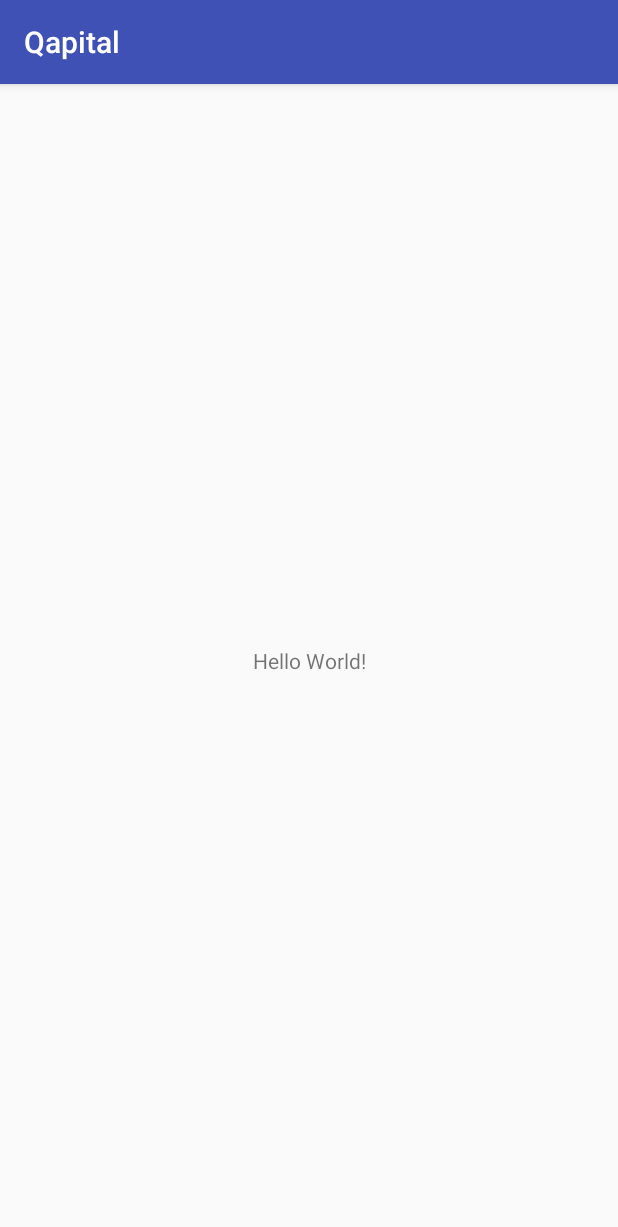
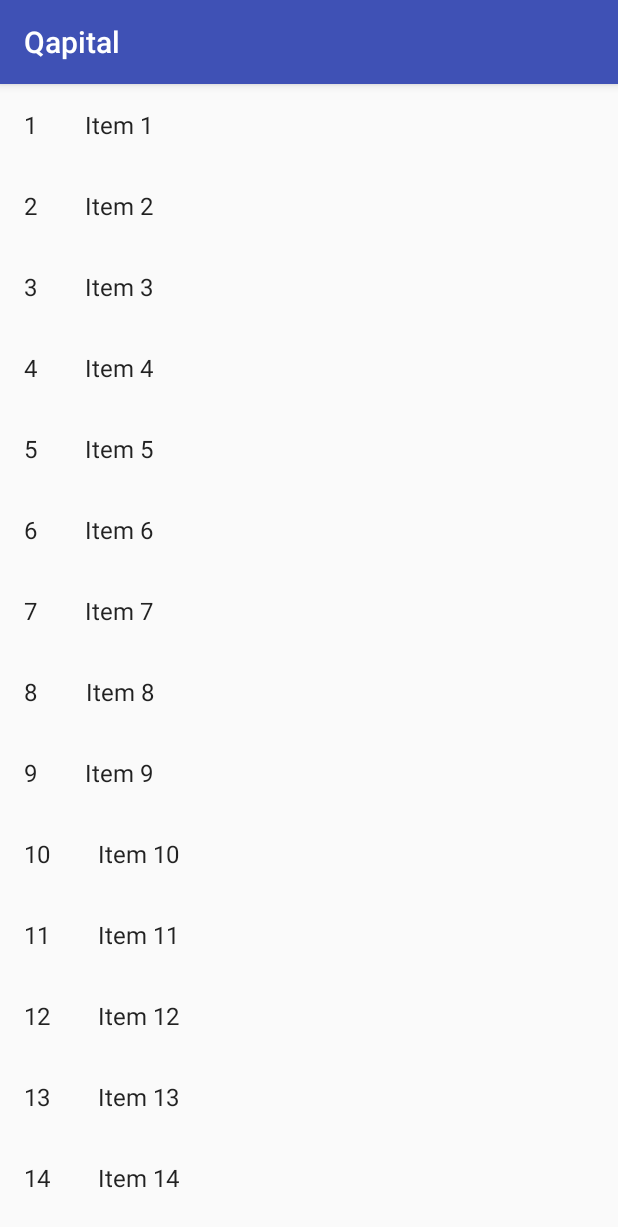
Before and after one commit to peterhanzen/qapital-android-test, an Android app: the screen it shows after launch (MainActivity), on a phone screen of 412 x 824 dp. Shown: the top 1227 px of the screen. Run offline under Robolectric (Android 15) with nearby library versions, the phone set to English and light mode, and no system bars; our stand-ins replace Timber; libraries missing offline, so code that uses them is left out: com.facebook.stetho; 16 statements that could not run were skipped.

Commit message:
WIP: dummy list fragment

```diff
--- a/Qapital/QapitalApp/build.gradle
+++ b/Qapital/QapitalApp/build.gradle
@@ -23,6 +23,8 @@ dependencies {
     implementation fileTree(dir: 'libs', include: ['*.jar'])
     implementation 'com.android.support:appcompat-v7:26.1.0'
     implementation 'com.android.support.constraint:constraint-layout:1.0.2'
+    implementation 'com.android.support:support-v4:26.1.0'
+    implementation 'com.android.support:recyclerview-v7:26.1.0'
     testImplementation 'junit:junit:4.12'
     androidTestImplementation 'com.android.support.test:runner:1.0.1'
     androidTestImplementation 'com.android.support.test.espresso:espresso-core:3.0.1'
--- a/Qapital/QapitalApp/src/main/java/com/pha/qapital/MainActivity.java
+++ b/Qapital/QapitalApp/src/main/java/com/pha/qapital/MainActivity.java
@@ -7,6 +7,8 @@ import com.pha.qapital.network.QapAPICallback;
 import com.pha.qapital.network.QapAPIError;
 import com.pha.qapital.network.QapNetworkManager;
 import com.pha.qapital.network.models.wrappers.QapSavingsGoalsWrapper;
+import com.pha.qapital.ui.ItemFragment;
+import com.pha.qapital.ui.dummy.DummyContent;
 
 import timber.log.Timber;
 
@@ -14,7 +16,7 @@ import timber.log.Timber;
  * Created by pha on 2017-12-02.
  */
 
-public class MainActivity extends AppCompatActivity {
+public class MainActivity extends AppCompatActivity implements ItemFragment.OnListFragmentInteractionListener {
 
     @Override
     protected void onCreate(Bundle savedInstanceState) {
@@ -37,6 +39,10 @@ public class MainActivity extends AppCompatActivity {
                 Timber.d("onFailure");
             }
         });
-        Timber.d("WTF");
+    }
+
+    @Override
+    public void onListFragmentInteraction(DummyContent.DummyItem item) {
+
     }
 }
--- /dev/null
+++ b/Qapital/QapitalApp/src/main/java/com/pha/qapital/ui/ItemFragment.java
@@ -0,0 +1,108 @@
+package com.pha.qapital.ui;
+
+import android.content.Context;
+import android.os.Bundle;
+import android.support.v4.app.Fragment;
+import android.support.v7.widget.GridLayoutManager;
+import android.support.v7.widget.LinearLayoutManager;
+import android.support.v7.widget.RecyclerView;
+import android.view.LayoutInflater;
+import android.view.View;
+import android.view.ViewGroup;
+
+import com.pha.qapital.R;
+import com.pha.qapital.ui.dummy.DummyContent;
+import com.pha.qapital.ui.dummy.DummyContent.DummyItem;
+
+/**
+ * A fragment representing a list of Items.
+ * <p/>
+ * Activities containing this fragment MUST implement the {@link OnListFragmentInteractionListener}
+ * interface.
+ */
+public class ItemFragment extends Fragment {
+
+    // TODO: Customize parameter argument names
+    private static final String ARG_COLUMN_COUNT = "column-count";
+    // TODO: Customize parameters
+    private int mColumnCount = 1;
+    private OnListFragmentInteractionListener mListener;
+
+    /**
+     * Mandatory empty constructor for the fragment manager to instantiate the
+     * fragment (e.g. upon screen orientation changes).
+     */
+    public ItemFragment() {
+    }
+
+    // TODO: Customize parameter initialization
+    @SuppressWarnings("unused")
+    public static ItemFragment newInstance(int columnCount) {
+        ItemFragment fragment = new ItemFragment();
+        Bundle args = new Bundle();
+        args.putInt(ARG_COLUMN_COUNT, columnCount);
+        fragment.setArguments(args);
+        return fragment;
+    }
+
+    @Override
+    public void onCreate(Bundle savedInstanceState) {
+        super.onCreate(savedInstanceState);
+
+        if (getArguments() != null) {
+            mColumnCount = getArguments().getInt(ARG_COLUMN_COUNT);
+        }
+    }
+
+    @Override
+    public View onCreateView(LayoutInflater inflater, ViewGroup container,
+                             Bundle savedInstanceState) {
+        View view = inflater.inflate(R.layout.fragment_item_list, container, false);
+
+        // Set the adapter
+        if (view instanceof RecyclerView) {
+            Context context = view.getContext();
+            RecyclerView recyclerView = (RecyclerView) view;
+            if (mColumnCount <= 1) {
+                recyclerView.setLayoutManager(new LinearLayoutManager(context));
+            } else {
+                recyclerView.setLayoutManager(new GridLayoutManager(context, mColumnCount));
+            }
+            recyclerView.setAdapter(new MyItemRecyclerViewAdapter(DummyContent.ITEMS, mListener));
+        }
+        return view;
+    }
+
+
+    @Override
+    public void onAttach(Context context) {
+        super.onAttach(context);
+        if (context instanceof OnListFragmentInteractionListener) {
+            mListener = (OnListFragmentInteractionListener) context;
+        } else {
+            throw new RuntimeException(context.toString()
+                    + " must implement OnListFragmentInteractionListener");
+        }
+    }
+
+    @Override
+    public void onDetach() {
+        super.onDetach();
+        mListener = null;
+    }
+
+    /**
+     * This interface must be implemented by activities that contain this
+     * fragment to allow an interaction in this fragment to be communicated
+     * to the activity and potentially other fragments contained in that
+     * activity.
+     * <p/>
+     * See the Android Training lesson <a href=
+     * "http://developer.android.com/training/basics/fragments/communicating.html"
+     * >Communicating with Other Fragments</a> for more information.
+     */
+    public interface OnListFragmentInteractionListener {
+        // TODO: Update argument type and name
+        void onListFragmentInteraction(DummyItem item);
+    }
+}
--- /dev/null
+++ b/Qapital/QapitalApp/src/main/java/com/pha/qapital/ui/MyItemRecyclerViewAdapter.java
@@ -0,0 +1,78 @@
+package com.pha.qapital.ui;
+
+import android.support.v7.widget.RecyclerView;
+import android.view.LayoutInflater;
+import android.view.View;
+import android.view.ViewGroup;
+import android.widget.TextView;
+
+import com.pha.qapital.R;
+import com.pha.qapital.ui.ItemFragment.OnListFragmentInteractionListener;
+import com.pha.qapital.ui.dummy.DummyContent.DummyItem;
+
+import java.util.List;
+
+/**
+ * {@link RecyclerView.Adapter} that can display a {@link DummyItem} and makes a call to the
+ * specified {@link OnListFragmentInteractionListener}.
+ * TODO: Replace the implementation with code for your data type.
+ */
+public class MyItemRecyclerViewAdapter extends RecyclerView.Adapter<MyItemRecyclerViewAdapter.ViewHolder> {
+
+    private final List<DummyItem> mValues;
+    private final OnListFragmentInteractionListener mListener;
+
+    public MyItemRecyclerViewAdapter(List<DummyItem> items, OnListFragmentInteractionListener listener) {
+        mValues = items;
+        mListener = listener;
+    }
+
+    @Override
+    public ViewHolder onCreateViewHolder(ViewGroup parent, int viewType) {
+        View view = LayoutInflater.from(parent.getContext())
+                .inflate(R.layout.fragment_item, parent, false);
+        return new ViewHolder(view);
+    }
+
+    @Override
+    public void onBindViewHolder(final ViewHolder holder, int position) {
+        holder.mItem = mValues.get(position);
+        holder.mIdView.setText(mValues.get(position).id);
+        holder.mContentView.setText(mValues.get(position).content);
+
+        holder.mView.setOnClickListener(new View.OnClickListener() {
+            @Override
+            public void onClick(View v) {
+                if (null != mListener) {
+                    // Notify the active callbacks interface (the activity, if the
+                    // fragment is attached to one) that an item has been selected.
+                    mListener.onListFragmentInteraction(holder.mItem);
+                }
+            }
+        });
+    }
+
+    @Override
+    public int getItemCount() {
+        return mValues.size();
+    }
+
+    public class ViewHolder extends RecyclerView.ViewHolder {
+        public final View mView;
+        public final TextView mIdView;
+        public final TextView mContentView;
+        public DummyItem mItem;
+
+        public ViewHolder(View view) {
+            super(view);
+            mView = view;
+            mIdView = (TextView) view.findViewById(R.id.id);
+            mContentView = (TextView) view.findViewById(R.id.content);
+        }
+
+        @Override
+        public String toString() {
+            return super.toString() + " '" + mContentView.getText() + "'";
+        }
+    }
+}
--- /dev/null
+++ b/Qapital/QapitalApp/src/main/java/com/pha/qapital/ui/dummy/DummyContent.java
@@ -0,0 +1,72 @@
+package com.pha.qapital.ui.dummy;
+
+import java.util.ArrayList;
+import java.util.HashMap;
+import java.util.List;
+import java.util.Map;
+
+/**
+ * Helper class for providing sample content for user interfaces created by
+ * Android template wizards.
+ * <p>
+ * TODO: Replace all uses of this class before publishing your app.
+ */
+public class DummyContent {
+
+    /**
+     * An array of sample (dummy) items.
+     */
+    public static final List<DummyItem> ITEMS = new ArrayList<DummyItem>();
+
+    /**
+     * A map of sample (dummy) items, by ID.
+     */
+    public static final Map<String, DummyItem> ITEM_MAP = new HashMap<String, DummyItem>();
+
+    private static final int COUNT = 25;
+
+    static {
+        // Add some sample items.
+        for (int i = 1; i <= COUNT; i++) {
+            addItem(createDummyItem(i));
+        }
+    }
+
+    private static void addItem(DummyItem item) {
+        ITEMS.add(item);
+        ITEM_MAP.put(item.id, item);
+    }
+
+    private static DummyItem createDummyItem(int position) {
+        return new DummyItem(String.valueOf(position), "Item " + position, makeDetails(position));
+    }
+
+    private static String makeDetails(int position) {
+        StringBuilder builder = new StringBuilder();
+        builder.append("Details about Item: ").append(position);
+        for (int i = 0; i < position; i++) {
+            builder.append("\nMore details information here.");
+        }
+        return builder.toString();
+    }
+
+    /**
+     * A dummy item representing a piece of content.
+     */
+    public static class DummyItem {
+        public final String id;
+        public final String content;
+        public final String details;
+
+        public DummyItem(String id, String content, String details) {
+            this.id = id;
+            this.content = content;
+            this.details = details;
+        }
+
+        @Override
+        public String toString() {
+            return content;
+        }
+    }
+}
--- a/Qapital/QapitalApp/src/main/res/layout/activity_main.xml
+++ b/Qapital/QapitalApp/src/main/res/layout/activity_main.xml
@@ -7,13 +7,18 @@
     android:layout_height="match_parent"
     tools:context="com.pha.qapital.MainActivity">
 
-    <TextView
-        android:layout_width="wrap_content"
-        android:layout_height="wrap_content"
-        android:text="Hello World!"
-        app:layout_constraintBottom_toBottomOf="parent"
-        app:layout_constraintLeft_toLeftOf="parent"
-        app:layout_constraintRight_toRightOf="parent"
-        app:layout_constraintTop_toTopOf="parent"/>
+    <fragment android:name="com.pha.qapital.ui.ItemFragment"
+              android:id="@+id/asdf"
+              android:layout_width="match_parent"
+              android:layout_height="match_parent" />
+
+    <!--<TextView-->
+        <!--android:layout_width="wrap_content"-->
+        <!--android:layout_height="wrap_content"-->
+        <!--android:text="Hello World!"-->
+        <!--app:layout_constraintBottom_toBottomOf="parent"-->
+        <!--app:layout_constraintLeft_toLeftOf="parent"-->
+        <!--app:layout_constraintRight_toRightOf="parent"-->
+        <!--app:layout_constraintTop_toTopOf="parent"/>-->
 
 </android.support.constraint.ConstraintLayout>
--- /dev/null
+++ b/Qapital/QapitalApp/src/main/res/layout/fragment_item.xml
@@ -0,0 +1,20 @@
+<?xml version="1.0" encoding="utf-8"?>
+<LinearLayout xmlns:android="http://schemas.android.com/apk/res/android"
+              android:layout_width="wrap_content"
+              android:layout_height="wrap_content"
+              android:orientation="horizontal">
+
+    <TextView
+        android:id="@+id/id"
+        android:layout_width="wrap_content"
+        android:layout_height="wrap_content"
+        android:layout_margin="@dimen/text_margin"
+        android:textAppearance="?attr/textAppearanceListItem"/>
+
+    <TextView
+        android:id="@+id/content"
+        android:layout_width="wrap_content"
+        android:layout_height="wrap_content"
+        android:layout_margin="@dimen/text_margin"
+        android:textAppearance="?attr/textAppearanceListItem"/>
+</LinearLayout>
--- /dev/null
+++ b/Qapital/QapitalApp/src/main/res/layout/fragment_item_list.xml
@@ -0,0 +1,14 @@
+<?xml version="1.0" encoding="utf-8"?>
+<android.support.v7.widget.RecyclerView
+    xmlns:android="http://schemas.android.com/apk/res/android"
+    xmlns:app="http://schemas.android.com/apk/res-auto"
+    xmlns:tools="http://schemas.android.com/tools"
+    android:id="@+id/list"
+    android:name="com.pha.qapital.ItemFragment"
+    android:layout_width="match_parent"
+    android:layout_height="match_parent"
+    android:layout_marginLeft="16dp"
+    android:layout_marginRight="16dp"
+    app:layoutManager="LinearLayoutManager"
+    tools:context="com.pha.qapital.ui.ItemFragment"
+    tools:listitem="@layout/fragment_item"/>
--- /dev/null
+++ b/Qapital/QapitalApp/src/main/res/values/dimens.xml
@@ -0,0 +1,4 @@
+<?xml version="1.0" encoding="utf-8"?>
+<resources>
+    <dimen name="text_margin">16dp</dimen>
+</resources>
```
